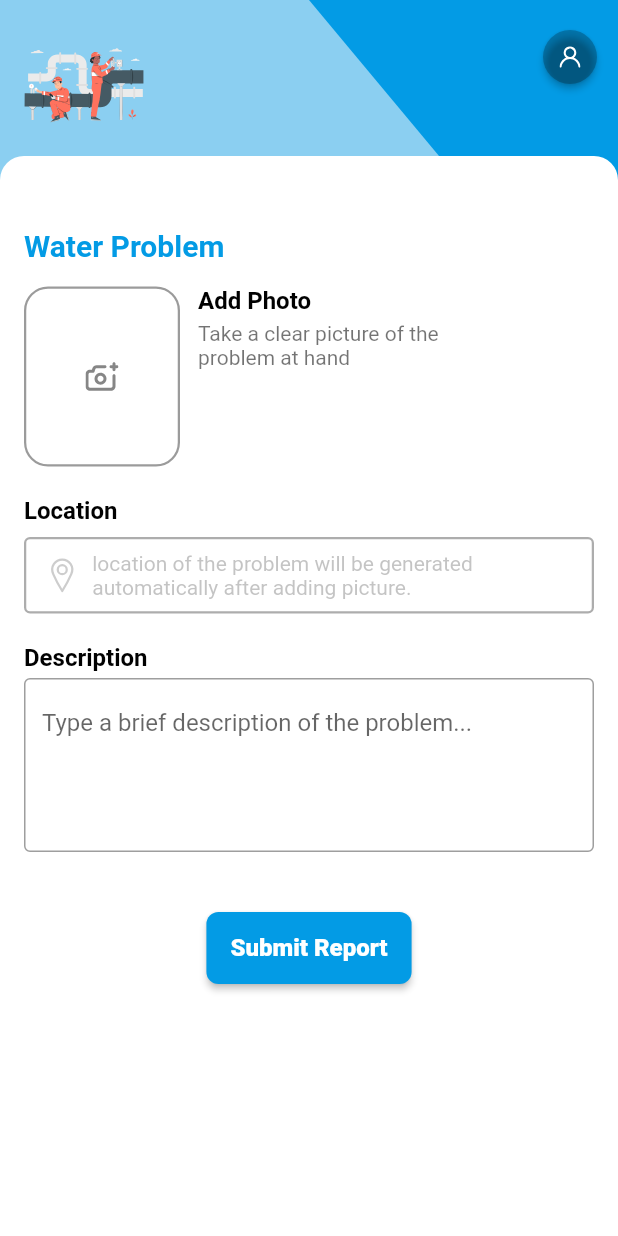
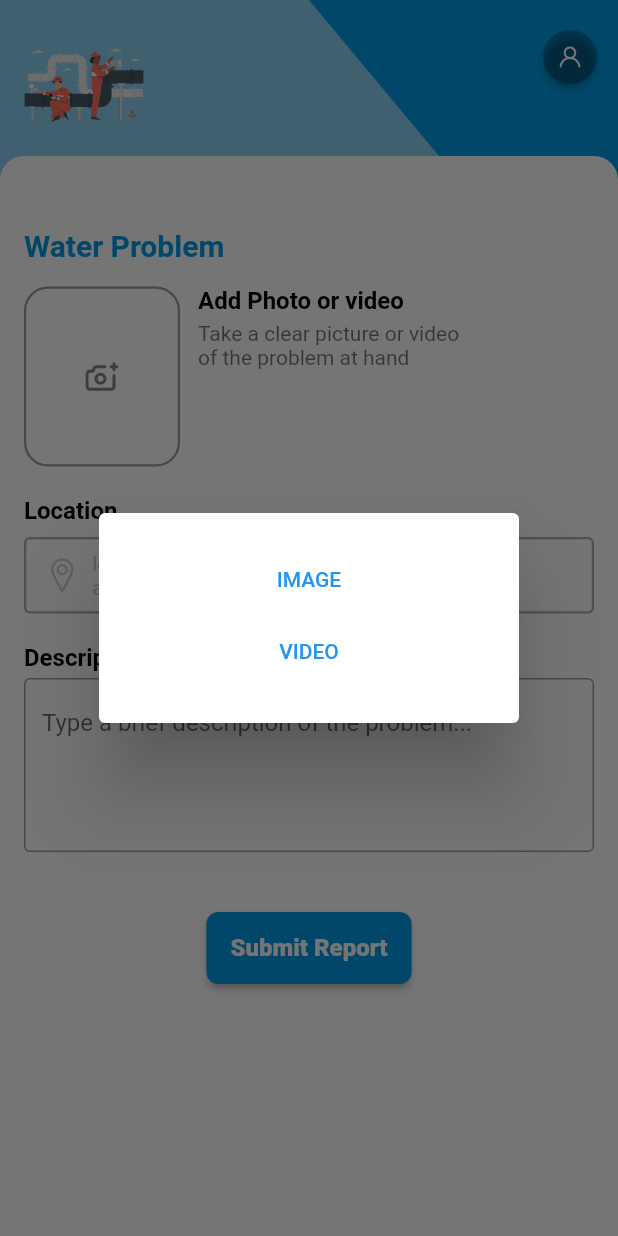
Before and after one commit to SelaseKay/call-away, a Flutter app: the ReportFormScreen widget shown alone on an empty page, opened directly, after a tap on an icon or button, on a phone screen of 412 x 824 dp. Run offline on Flutter 3.47's test engine with Material 2 defaults, Android fonts, the phone set to English and light mode, and no system bars; our stand-ins replace cached_network_image, camera, cloud_firestore, dio, firebase_auth, firebase_core and 12 more; missing offline and left inert: video_thumbnail, workmanager; accounts and stored records are empty; network calls fail; Roboto replaces fonts that are missing (Prompt).

Commit message:
add video recording and  uploading functionality

```diff
--- /dev/null
+++ b/lib/model/mediaType.dart
@@ -0,0 +1,13 @@
+// ignore: file_names
+// ignore_for_file: constant_identifier_names
+
+import 'package:json_annotation/json_annotation.dart';
+
+enum MediaType {
+  @JsonValue("video")
+  VIDEO,
+  @JsonValue("image")
+  IMAGE;
+
+  const MediaType();
+}
--- a/lib/model/report.dart
+++ b/lib/model/report.dart
@@ -1,3 +1,4 @@
+import 'package:call_away/model/mediaType.dart';
 import 'package:call_away/model/report_label_type.dart';
 import 'package:call_away/model/report_status.dart';
 import 'package:call_away/problem_type.dart';
@@ -9,11 +10,12 @@ part 'report.g.dart';
 
 @freezed
 class Report with _$Report {
-  const factory Report(
-      {String? userId,
+  const factory Report({
+    String? userId,
     String? reportId,
     @Default("") String imageUrl,
     required String location,
+    required MediaType mediaType,
     required String description,
     required ProblemType problemType,
     // @Default([null, null, null, null]) List<ReportStatus?> statuses,
--- /dev/null
+++ b/lib/provider/video_provider.dart
@@ -0,0 +1,9 @@
+import 'dart:io';
+
+import 'package:call_away/services/video_service.dart';
+import 'package:flutter_riverpod/flutter_riverpod.dart';
+
+final videoProvider =
+    StateNotifierProvider.autoDispose<VideoService, List<File>?>((ref) {
+  return VideoService();
+});
--- a/lib/services/camera_service.dart
+++ b/lib/services/camera_service.dart
@@ -13,7 +13,7 @@ class CameraService extends StateNotifier<XFile?> {
     } catch (e) {
       print("Image picker exception: ${e.toString()}");
     }
-    return image!;
+    return image;
   }
 
   Future<XFile?> getImageFromGallery() async {
--- a/lib/services/location_service.dart
+++ b/lib/services/location_service.dart
@@ -1,4 +1,5 @@
 import 'package:call_away/provider/camera_image_provider.dart';
+import 'package:call_away/provider/video_provider.dart';
 import 'package:flutter/services.dart';
 import 'package:flutter_riverpod/flutter_riverpod.dart';
 import 'package:location/location.dart';
@@ -29,10 +30,11 @@ class LocationService extends StateNotifier<DeviceLocationState> {
 
   Future<void> getDeviceCurrentLocation() async {
     state = DeviceLocationLoadingState();
-    if (ref.read(cameraImageProvider.notifier).state == null) {
-      print("Picture not added(Image is null)");
-      state = DeviceLocationErrorState("Picture not added");
-      return Future.error("Picture not added(Image is null)");
+    if (ref.read(videoProvider.notifier).state == null &&
+        ref.read(cameraImageProvider.notifier).state == null) {
+      print("Image or video not added(Image is null)");
+      state = DeviceLocationErrorState("Image or video not added");
+      return Future.error("Image or video not added(Image is null)");
     }
 
     Location location = Location();
--- /dev/null
+++ b/lib/services/video_service.dart
@@ -0,0 +1,14 @@
+import 'dart:io';
+
+import 'package:flutter_riverpod/flutter_riverpod.dart';
+
+class VideoService extends StateNotifier<List<File>?> {
+  VideoService() : super(null);
+  void updateVideoState({required File video, required File thumbNail}) {
+    state = [video, thumbNail];
+  }
+
+  void clear() async {
+    state = null;
+  }
+}
--- a/lib/ui/screens/report_form_screen.dart
+++ b/lib/ui/screens/report_form_screen.dart
@@ -1,15 +1,15 @@
 import 'dart:io';
 
+import 'package:call_away/model/mediaType.dart';
 import 'package:call_away/model/report_label_type.dart';
-import 'package:call_away/model/report_status.dart';
 import 'package:call_away/provider/camera_image_provider.dart';
 import 'package:call_away/provider/location_provider.dart';
 import 'package:call_away/provider/report_submission_state_provider.dart';
+import 'package:call_away/provider/video_provider.dart';
 import 'package:call_away/services/location_service.dart';
 import 'package:call_away/services/report_submission_service.dart';
 import 'package:call_away/ui/custom-widget/custom_layout.dart';
 import 'package:call_away/problem_type.dart';
-import 'package:call_away/utils/user_input_validator.dart';
 import 'package:cloud_firestore/cloud_firestore.dart';
 import 'package:flutter/material.dart';
 import 'package:flutter_riverpod/flutter_riverpod.dart';
@@ -67,14 +67,41 @@ class _ReportFormScreenState extends ConsumerState<ReportFormScreen> {
     return "Water Problem";
   }
 
+  Future<MediaType?> _showMediaDialog() async {
+    final res = await showDialog<MediaType?>(
+        context: context,
+        builder: (_) => AlertDialog(
+              content: Column(
+                mainAxisSize: MainAxisSize.min,
+                children: [
+                  TextButton(
+                      onPressed: () => Navigator.pop(context, MediaType.IMAGE),
+                      child: Text(MediaType.IMAGE.name)),
+                  TextButton(
+                      onPressed: () => Navigator.pop(context, MediaType.VIDEO),
+                      child: Text(MediaType.VIDEO.name)),
+                ],
+              ),
+            ));
+    return res;
+  }
+
   @override
   Widget build(BuildContext context) {
     final image = ref.watch(cameraImageProvider);
     final locationState = ref.watch(locationProvider);
     final reportSubState = ref.watch(reportSubmissionStateProvider);
+    final videoRef = ref.watch(videoProvider);
 
+    ref.listen<List<File>?>(videoProvider, (previous, next) {
+      if (next != null) {
+        ref.read(locationProvider.notifier).getDeviceCurrentLocation();
+      }
+    });
     ref.listen<XFile?>(cameraImageProvider, (previous, next) {
+      if (next != null) {
         ref.read(locationProvider.notifier).getDeviceCurrentLocation();
+      }
     });
 
     ref.listen<DeviceLocationState>(locationProvider, (previous, next) {
@@ -123,11 +150,23 @@ class _ReportFormScreenState extends ConsumerState<ReportFormScreen> {
                     children: [
                       // add photo section
                       _AddPhotoButton(
-                        image: image,
+                        image: videoRef == null
+                            ? (image != null ? File(image.path) : null)
+                            : videoRef[1],
                         onPressed: () async {
+                          final res = await _showMediaDialog();
+                          if (res == MediaType.IMAGE) {
                             ref
                                 .read(cameraImageProvider.notifier)
-                              .getImageFromCamera();
+                                .getImageFromCamera()
+                                .then((value) {
+                              ref.read(videoProvider.notifier).clear();
+                            });
+                          }
+                          if (res == MediaType.VIDEO) {
+                            // ignore: use_build_context_synchronously
+                            Navigator.pushNamed(context, 'video_screen');
+                          }
                         },
                       ),
                       const SizedBox(
@@ -138,7 +177,7 @@ class _ReportFormScreenState extends ConsumerState<ReportFormScreen> {
                           crossAxisAlignment: CrossAxisAlignment.start,
                           children: [
                             Text(
-                              "Add Photo",
+                              "Add Photo or video",
                               style: GoogleFonts.prompt(
                                 color: const Color(0xFF010101),
                                 fontWeight: FontWeight.w600,
@@ -151,7 +190,7 @@ class _ReportFormScreenState extends ConsumerState<ReportFormScreen> {
                             Padding(
                               padding: const EdgeInsets.only(right: 88.0),
                               child: Text(
-                                "Take a clear picture of the problem at hand",
+                                "Take a clear picture or video of the problem at hand",
                                 style: GoogleFonts.prompt(
                                   color:
                                       const Color(0xFF000000).withOpacity(0.55),
@@ -276,8 +315,7 @@ class _ReportFormScreenState extends ConsumerState<ReportFormScreen> {
                           border: OutlineInputBorder(
                             borderSide: BorderSide(
                               width: 1.5,
-                              color:
-                                  const Color(0xFF000000).withOpacity(0.32),
+                              color: const Color(0xFF000000).withOpacity(0.32),
                             ),
                           ),
                           hintText:
@@ -310,14 +348,16 @@ class _ReportFormScreenState extends ConsumerState<ReportFormScreen> {
                               ),
                             ),
                             onPressed: () {
-                                if (ref
+                              if (ref.read(videoProvider.notifier).state ==
+                                      null &&
+                                  ref
                                           .read(cameraImageProvider.notifier)
                                           .state ==
                                       null) {
                                 ScaffoldMessenger.of(context).showSnackBar(
                                   const SnackBar(
                                     content: Text(
-                                          "Image field should not be empty"),
+                                        "Image or video field should not be empty"),
                                   ),
                                 );
                               } else if (ref
@@ -335,25 +375,29 @@ class _ReportFormScreenState extends ConsumerState<ReportFormScreen> {
                                         .state as DeviceLocationSuccessState)
                                     .location;
                                 ref
-                                      .read(reportSubmissionStateProvider
-                                          .notifier)
+                                    .read(
+                                        reportSubmissionStateProvider.notifier)
                                     .submitReport(
                                       Report(
+                                        mediaType: videoRef == null
+                                            ? MediaType.IMAGE
+                                            : MediaType.VIDEO,
                                         location: location,
-                                          description: _descriptionController
-                                              .text
-                                              .trim(),
+                                        description:
+                                            _descriptionController.text.trim(),
                                         problemType: widget.problemType,
                                         statuses: {
-                                            "Delivered": Timestamp.now().toDate().toString(),
+                                          "Delivered": Timestamp.now()
+                                              .toDate()
+                                              .toString(),
                                           "Pending": "N/A",
                                           "Resolved": "N/A",
                                         },
-                                          currentStatus: ReportLabelType.delivered,
+                                        currentStatus:
+                                            ReportLabelType.delivered,
                                       ),
                                     );
                               }
-
                             },
                             child: Text(
                               "Submit Report",
@@ -388,7 +432,7 @@ class _AddPhotoButton extends StatelessWidget {
 
   final VoidCallback onPressed;
 
-  final XFile? image;
+  final File? image;
 
   @override
   Widget build(BuildContext context) {
```
Also changed, not shown: lib/main.dart (+14 -2 lines), lib/services/report_submission_service.dart (+31 -2 lines), lib/ui/screens/play_video_screen.dart (added, +147 -0 lines), lib/ui/screens/video_screen.dart (added, +179 -0 lines), pubspec.yaml (+7 -3 lines), lib/model/report.freezed.dart, lib/model/report.g.dart, pubspec.lock, 3 other files. Lines whose indentation alone changed are shown as unchanged.
